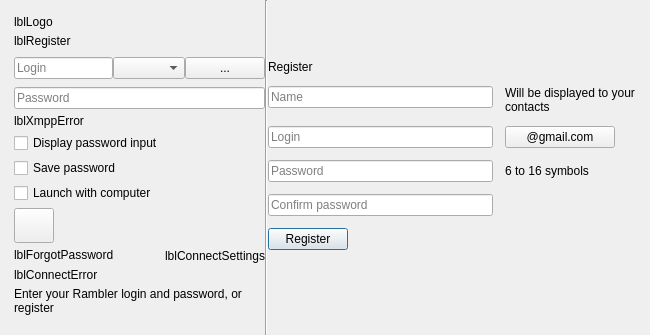
Above: src/plugins/optionsmanager/logindialog.ui from silvansky/Contacts before the change. Below: the same form after it.
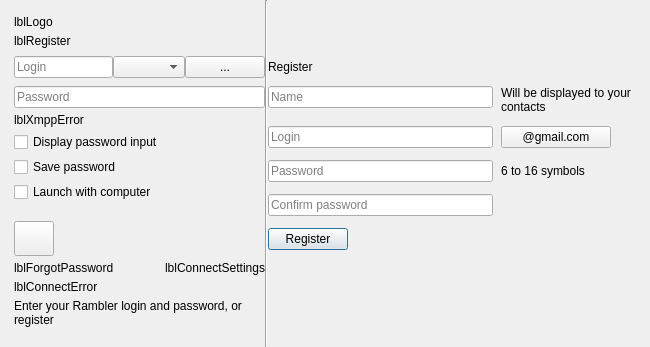
That is the form after the change. Custom widgets are drawn as their Qt base class.

```diff
--- a/src/plugins/optionsmanager/logindialog.ui
+++ b/src/plugins/optionsmanager/logindialog.ui
@@ -7,7 +7,7 @@
     <x>0</x>
     <y>0</y>
     <width>650</width>
-    <height>335</height>
+    <height>347</height>
    </rect>
   </property>
   <property name="sizePolicy">
@@ -19,13 +19,13 @@
   <property name="minimumSize">
    <size>
     <width>650</width>
-    <height>335</height>
+    <height>347</height>
    </size>
   </property>
   <property name="maximumSize">
    <size>
     <width>650</width>
-    <height>335</height>
+    <height>347</height>
    </size>
   </property>
   <property name="windowTitle">
@@ -253,6 +253,19 @@
         </property>
        </widget>
       </item>
+      <item>
+       <spacer name="verticalSpacer_3">
+        <property name="orientation">
+         <enum>Qt::Vertical</enum>
+        </property>
+        <property name="sizeHint" stdset="0">
+         <size>
+          <width>20</width>
+          <height>0</height>
+         </size>
+        </property>
+       </spacer>
+      </item>
       <item>
        <layout class="QHBoxLayout" name="horizontalLayout_5">
         <item>
@@ -351,7 +364,7 @@
        <height>0</height>
       </size>
      </property>
-     <layout class="QVBoxLayout" name="verticalLayout_2" stretch="0,0,1">
+     <layout class="QVBoxLayout" name="verticalLayout_2" stretch="0,0,0,0,0">
       <property name="spacing">
        <number>12</number>
       </property>
@@ -391,6 +404,15 @@
        </widget>
       </item>
       <item>
+       <widget class="QWidget" name="wdtRegFields" native="true">
+        <layout class="QVBoxLayout" name="verticalLayout_3">
+         <property name="spacing">
+          <number>0</number>
+         </property>
+         <property name="margin">
+          <number>0</number>
+         </property>
+         <item>
        <layout class="QFormLayout" name="registerLayout">
         <property name="labelAlignment">
          <set>Qt::AlignLeading|Qt::AlignLeft|Qt::AlignTop</set>
@@ -399,7 +421,7 @@
          <set>Qt::AlignLeading|Qt::AlignLeft|Qt::AlignTop</set>
         </property>
         <property name="horizontalSpacing">
-         <number>12</number>
+            <number>8</number>
         </property>
         <property name="verticalSpacing">
          <number>12</number>
@@ -472,6 +494,9 @@
           <property name="text">
            <string>@gmail.com</string>
           </property>
+             <property name="autoDefault">
+              <bool>false</bool>
+             </property>
          </widget>
         </item>
         <item row="2" column="0">
@@ -532,7 +557,12 @@
           </property>
          </widget>
         </item>
-        <item row="5" column="0" colspan="2">
+          </layout>
+         </item>
+        </layout>
+       </widget>
+      </item>
+      <item>
          <layout class="QHBoxLayout" name="regButtonLt">
           <property name="leftMargin">
            <number>0</number>
@@ -571,7 +601,18 @@
           </item>
          </layout>
         </item>
-       </layout>
+      <item>
+       <spacer name="verticalSpacer_2">
+        <property name="orientation">
+         <enum>Qt::Vertical</enum>
+        </property>
+        <property name="sizeHint" stdset="0">
+         <size>
+          <width>0</width>
+          <height>0</height>
+         </size>
+        </property>
+       </spacer>
       </item>
      </layout>
     </widget>
```
Lines whose indentation alone changed are shown as unchanged.
